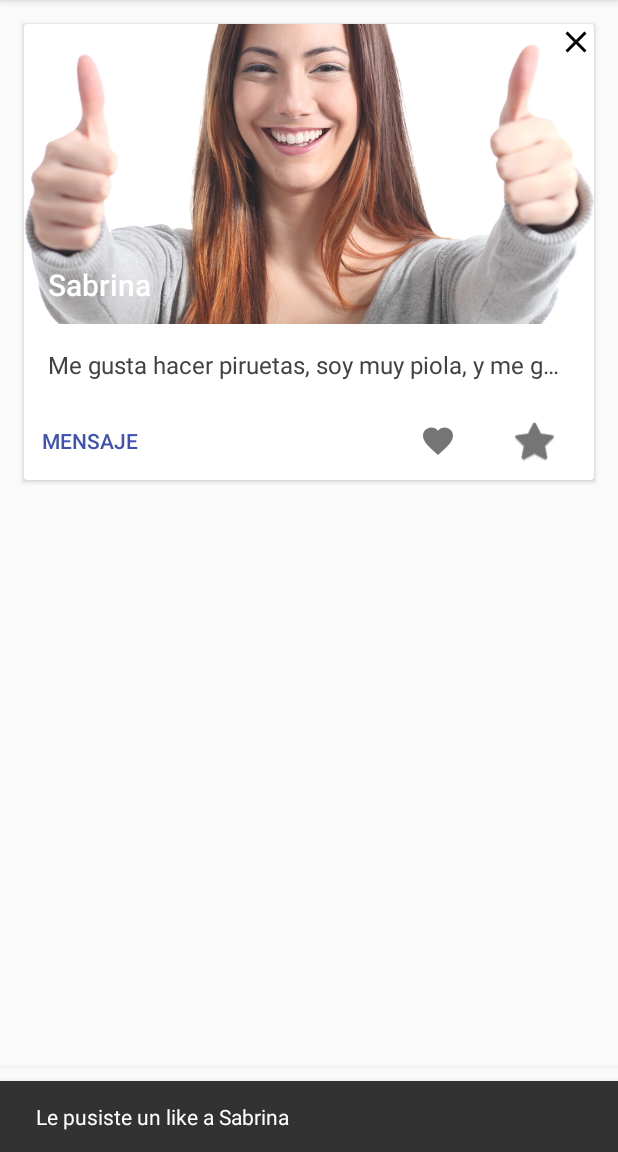
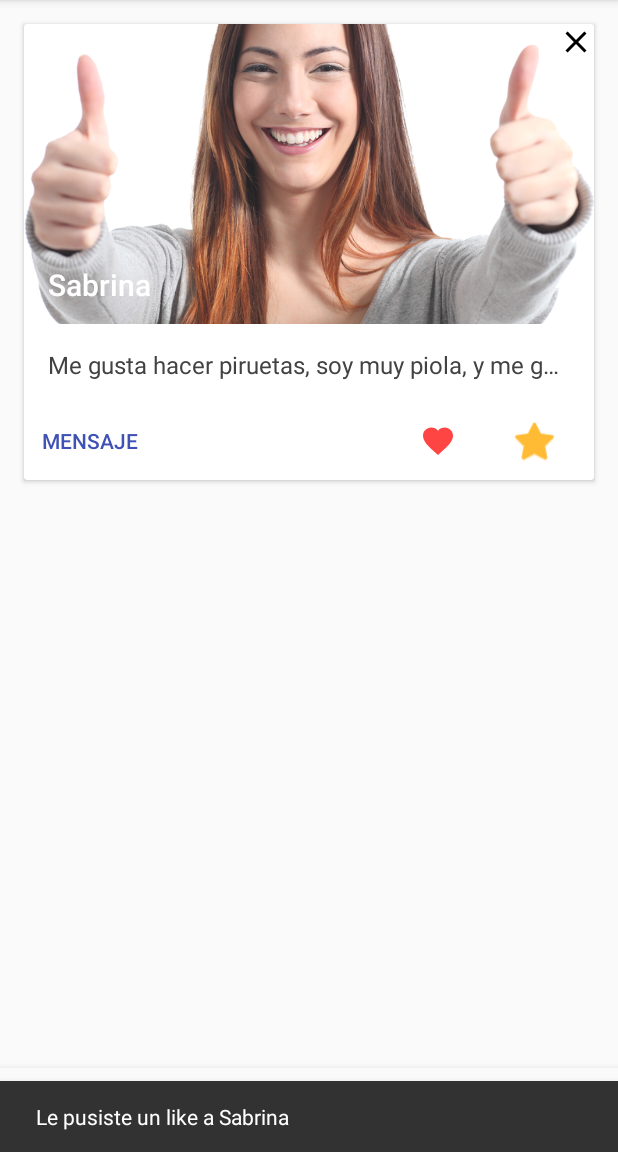
Before and after one commit to alelevinas/link-up-android, an Android app: the fragment ExploreFragment placed in its activity, after a tap on an icon or button, on a phone screen of 412 x 824 dp, the part 84-1236 px from its top. Run offline under Robolectric (Android 15) with nearby library versions, the phone set to English and light mode, and no system bars; libraries missing offline, so code that uses them is left out: com.facebook; 3 statements that could not run were skipped; 1 other tap on this screen came first.

Commit message:
Like and superlike buttons have color now

```diff
--- a/app/src/main/java/com/fiuba/tdp/linkup/Views/ExploreFragment.java
+++ b/app/src/main/java/com/fiuba/tdp/linkup/Views/ExploreFragment.java
@@ -1,6 +1,8 @@
 package com.fiuba.tdp.linkup.Views;
 
+import android.app.Activity;
 import android.content.Context;
+import android.content.res.ColorStateList;
 import android.content.res.Resources;
 import android.graphics.drawable.Drawable;
 import android.os.Bundle;
@@ -19,6 +21,9 @@ import android.widget.TextView;
 
 import com.fiuba.tdp.linkup.R;
 
+import static android.R.color.holo_orange_light;
+import static android.R.color.holo_red_light;
+
 public class ExploreFragment extends Fragment{
         @Override
         public View onCreateView(LayoutInflater inflater, ViewGroup container,
@@ -36,7 +41,9 @@ public class ExploreFragment extends Fragment{
             public ImageView picture;
             public TextView name;
             public TextView description;
-            public ViewHolder(LayoutInflater inflater, ViewGroup parent) {
+            boolean favoriteImageButtonChecked = false;
+            boolean superLikeImageButtonChecked = false;
+            public ViewHolder(LayoutInflater inflater, final ViewGroup parent) {
                 super(inflater.inflate(R.layout.item_card, parent, false));
                 picture = (ImageView) itemView.findViewById(R.id.card_image);
                 name = (TextView) itemView.findViewById(R.id.card_title);
@@ -69,22 +76,32 @@ public class ExploreFragment extends Fragment{
                     }
                 });
 
-                ImageButton favoriteImageButton =
+                final ImageButton favoriteImageButton =
                         (ImageButton) itemView.findViewById(R.id.favorite_button);
                 favoriteImageButton.setOnClickListener(new View.OnClickListener(){
                     @Override
                     public void onClick(View v) {
                         Snackbar.make(v, "Le pusiste un like a "+name.getText().toString(),
                                 Snackbar.LENGTH_LONG).show();
+                        if(favoriteImageButtonChecked)
+                            favoriteImageButton.setImageTintList(ContextCompat.getColorStateList(parent.getContext(), R.color.button_grey));
+                        else
+                            favoriteImageButton.setImageTintList(ContextCompat.getColorStateList(parent.getContext(), holo_red_light));
+                        favoriteImageButtonChecked = !favoriteImageButtonChecked;
                     }
                 });
 
-                ImageButton shareImageButton = (ImageButton) itemView.findViewById(R.id.share_button);
-                shareImageButton.setOnClickListener(new View.OnClickListener(){
+                final ImageButton superLikeImageButton = (ImageButton) itemView.findViewById(R.id.superlike_button);
+                superLikeImageButton.setOnClickListener(new View.OnClickListener(){
                     @Override
                     public void onClick(View v) {
                         Snackbar.make(v, "Le pusiste un SUPER like a "+name.getText().toString(),
                                 Snackbar.LENGTH_LONG).show();
+                        if(superLikeImageButtonChecked)
+                            superLikeImageButton.setImageTintList(ContextCompat.getColorStateList(parent.getContext(), R.color.button_grey));
+                        else
+                            superLikeImageButton.setImageTintList(ContextCompat.getColorStateList(parent.getContext(), holo_orange_light));
+                        superLikeImageButtonChecked = !superLikeImageButtonChecked;
                     }
                 });
             }
--- a/app/src/main/res/layout/item_card.xml
+++ b/app/src/main/res/layout/item_card.xml
@@ -72,7 +72,7 @@
             android:text="Mensaje" />
 
         <ImageButton
-            android:id="@+id/share_button"
+            android:id="@+id/superlike_button"
             style="?android:attr/borderlessButtonStyle"
             android:layout_width="@dimen/cards_button_width"
             android:layout_height="@dimen/cards_button_height"
@@ -90,7 +90,7 @@
             android:layout_marginRight="@dimen/md_keylines"
             app:srcCompat="@drawable/ic_favorite"
             android:layout_below="@+id/card_text"
-            android:layout_toLeftOf="@id/share_button"
+            android:layout_toLeftOf="@id/superlike_button"
             style="?android:attr/borderlessButtonStyle"
             android:tint="@color/button_grey" />
 
```
